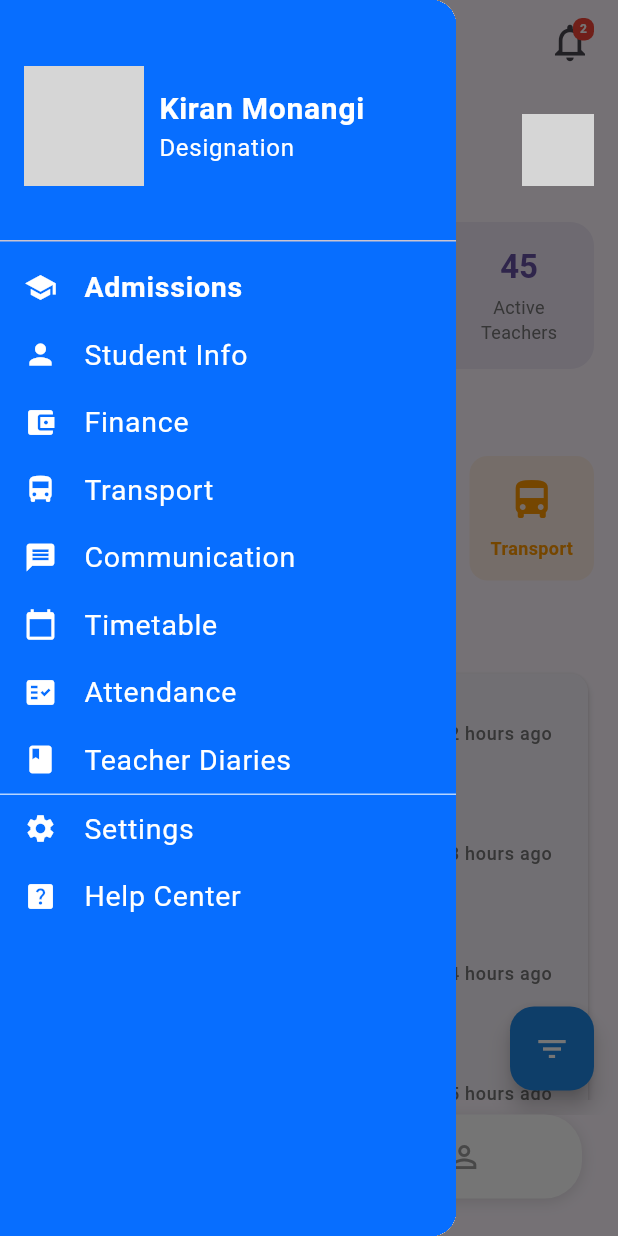
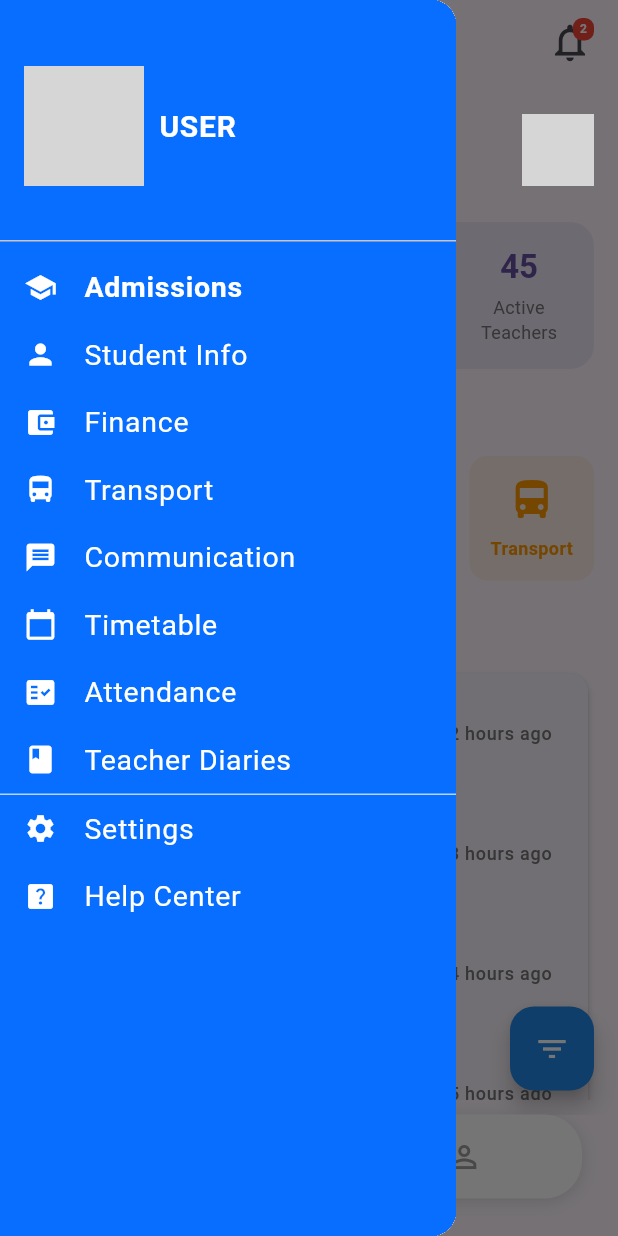
Before and after one commit to kiran-classet/classet_admin_flutter, a Flutter app: the MainScreen screen opened by its route, with the side drawer open, on a phone screen of 412 x 824 dp. Run offline on Flutter 3.47's test engine with Material 3 defaults, Android fonts, the phone set to English and light mode, and no system bars; our stand-ins replace flutter_riverpod, flutter_secure_storage, go_router, shared_preferences, shimmer; missing offline and left inert: amazon_cognito_identity_dart_2; accounts and stored records are empty; network calls fail; grey boxes are pictures that could not be loaded.

Commit message:
feat: update MainScreen to use ConsumerStatefulWidget and display user details in the app bar and drawer

```diff
--- a/lib/core/navigation/main_screen.dart
+++ b/lib/core/navigation/main_screen.dart
@@ -13,17 +13,19 @@ import 'package:classet_admin/features/timetable/views/timetable_screen.dart';
 import 'package:classet_admin/features/transport/views/transport_screen.dart';
 import 'package:flutter/material.dart';
 import 'package:classet_admin/features/dashboard/views/home_screen.dart';
+import 'package:classet_admin/features/auth/providers/admin_user_provider.dart';
+import 'package:flutter_riverpod/flutter_riverpod.dart';
 
 // Main screen
 
-class MainScreen extends StatefulWidget {
+class MainScreen extends ConsumerStatefulWidget {
   const MainScreen({super.key});
 
   @override
   _MainScreenState createState() => _MainScreenState();
 }
 
-class _MainScreenState extends State<MainScreen> {
+class _MainScreenState extends ConsumerState<MainScreen> {
   int _selectedIndex = 0;
   int _selectedDrawerIndex = 0;
   final int _notificationCount = 0; // Add this variable
@@ -80,9 +82,35 @@ class _MainScreenState extends State<MainScreen> {
 
   @override
   Widget build(BuildContext context) {
+    final adminUserState = ref.watch(adminUserProvider);
+    final userDetails = adminUserState.userDetails;
+
+    String userName = 'User';
+    String userPhoto = '';
+
+    if (userDetails != null) {
+      final userInfo = userDetails['data']['user_info'];
+      userName = userInfo['name'] ?? 'User';
+      userPhoto = userInfo['studentPhoto']['storageLocation'] ?? '';
+    }
+
     return Scaffold(
       appBar: AppBar(
-        title: const Text(''),
+        title: Row(
+          children: [
+            if (userPhoto.isNotEmpty)
+              // CircleAvatar(
+              //   radius: 16,
+              //   backgroundImage: NetworkImage(userPhoto),
+              // ),
+              // if (userPhoto.isNotEmpty) const SizedBox(width: 8),
+              Text(
+                'Classet',
+                style:
+                    const TextStyle(fontSize: 18, fontWeight: FontWeight.bold),
+              ),
+          ],
+        ),
         actions: [
           // Notification Icon with Badge
           Stack(
@@ -126,6 +154,8 @@ class _MainScreenState extends State<MainScreen> {
       drawer: CustomDrawer(
         selectedIndex: _selectedDrawerIndex,
         onItemTapped: _onDrawerItemTapped,
+        userName: userName,
+        userPhoto: userPhoto,
       ),
       body: PageView(
         controller: _pageController,
@@ -149,11 +179,15 @@ class _MainScreenState extends State<MainScreen> {
 class CustomDrawer extends StatelessWidget {
   final int selectedIndex;
   final Function(int) onItemTapped;
+  final String userName;
+  final String userPhoto;
 
   const CustomDrawer({
     super.key,
     required this.selectedIndex,
     required this.onItemTapped,
+    required this.userName,
+    required this.userPhoto,
   });
 
   @override
@@ -170,29 +204,24 @@ class CustomDrawer extends StatelessWidget {
               ),
               child: Row(
                 children: [
-                  const CircleAvatar(
+                  CircleAvatar(
                     radius: 40,
-                    backgroundImage: NetworkImage(
-                        'https://classet-profiles-old.s3.ap-south-1.amazonaws.com/uploads/1739512678367kiran.jpg'),
+                    backgroundImage: userPhoto.isNotEmpty
+                        ? NetworkImage(userPhoto)
+                        : const AssetImage('assets/images/default_avatar.png')
+                            as ImageProvider,
                   ),
                   const SizedBox(width: 10),
                   Column(
                     crossAxisAlignment: CrossAxisAlignment.start,
                     mainAxisAlignment: MainAxisAlignment.center,
-                    children: const [
+                    children: [
                       Text(
-                        'Kiran Monangi',
-                        style: TextStyle(
+                        userName.toUpperCase(),
+                        style: const TextStyle(
                           color: Colors.white,
                           fontSize: 20,
                           fontWeight: FontWeight.bold,
-                        ),
-                      ),
-                      Text(
-                        'Designation',
-                        style: TextStyle(
-                          color: Colors.white,
-                          fontSize: 16,
                         ),
                       ),
                     ],
--- a/lib/core/services/api_service.dart
+++ b/lib/core/services/api_service.dart
@@ -7,7 +7,8 @@ class ApiService {
   static const String productionBaseUrl =
       'https://8bzo5ffosh.execute-api.ap-south-1.amazonaws.com/sasdev/v1/data';
 
-  static const String localhostBaseUrl = 'http://192.168.0.114:4000/v1/data/';
+  // static const String localhostBaseUrl = 'http://192.168.0.114:4000/v1/data/';
+  static const String localhostBaseUrl = 'http://192.168.1.12:4000/v1/data/';
 
   static const String baseUrl =
       localhostBaseUrl; // Switch to productionBaseUrl for production.
```
